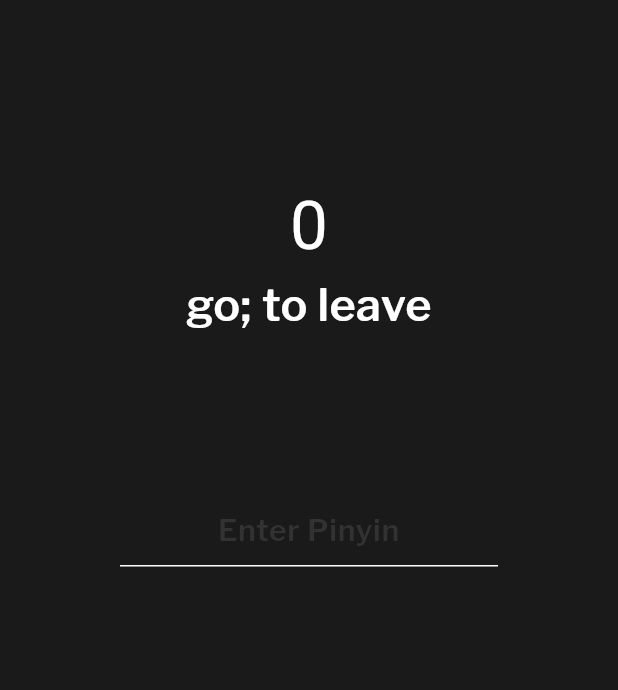
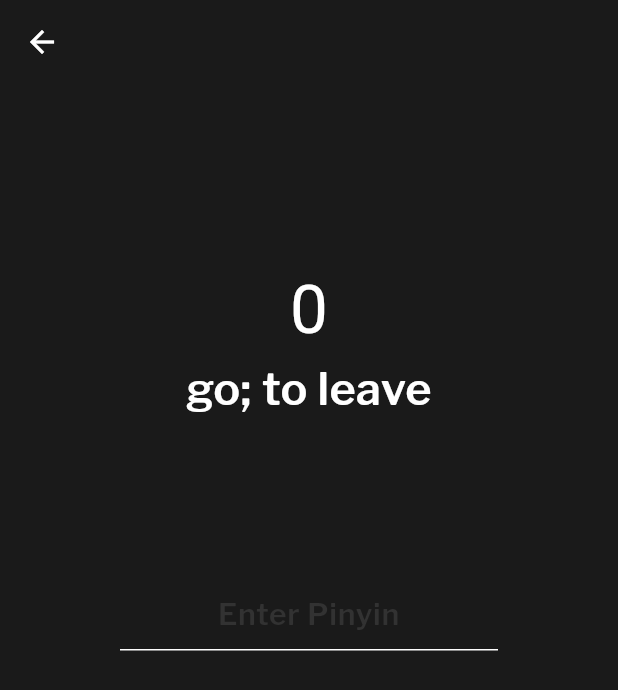
Before and after one commit to Bailsy/PinyinPal, a Flutter app: the FlashCardTimed screen opened directly, on a phone screen of 412 x 824 dp. Shown: the top 690 px of the screen. Run offline on Flutter 3.47's test engine with Material 3 defaults, Android fonts, the phone set to English and light mode, and no system bars; drawn by our look-alikes of auto_size_text; our stand-ins replace camera, confetti, fl_chart, flutter_dotenv, flutter_secure_storage, glassmorphism and 4 more; missing offline and left inert: google_mlkit_text_recognition, iconify_flutter, mysql1, neon, newton_particles, translator; accounts and stored records are empty; network calls fail.

Commit message:
little changes in selection page

```diff
--- a/graveyard/lessonprogression.dart
+++ b/graveyard/lessonprogression.dart
@@ -1,5 +1,5 @@
 import 'package:flutter/material.dart';
-import 'package:pinyinpal/pages/lessons/lesson1.dart';
+import 'lessons/lesson1.dart';
 import 'package:pinyinpal/widget/arrow.dart';
 import 'package:pinyinpal/widget/lessonbutton.dart';
 
--- a/lib/pages/games/flashcard/flashcardtimed.dart
+++ b/lib/pages/games/flashcard/flashcardtimed.dart
@@ -6,6 +6,7 @@ import 'package:flutter/material.dart';
 import 'package:line_awesome_flutter/line_awesome_flutter.dart';
 import 'package:pinyinpal/constants/colour.dart';
 import 'package:pinyinpal/pages/profile/profile.dart';
+import 'package:pinyinpal/widget/page_navbar.dart';
 import 'package:provider/provider.dart';
 
 // PinyinPal Imports
@@ -74,7 +75,11 @@ class _FlashCardTimedState extends State<FlashCardTimed> {
   Widget build(BuildContext context) {
     final flashCardModel = context.watch<FlashCardTimedModel>();
 
-    return Stack(
+    return Scaffold(
+        appBar: AppBar(
+          surfaceTintColor: Colors.transparent,
+        ),
+        body: Stack(
           children: <Widget>[
             Container(
               padding: EdgeInsets.only(
@@ -102,7 +107,8 @@ class _FlashCardTimedState extends State<FlashCardTimed> {
                           maxHeight: 100.0,
                         ),
                         child: AutoSizeText(
-                      flashCardModel.currTranslation, // Use currentHanzi here
+                          flashCardModel
+                              .currTranslation, // Use currentHanzi here
                           textAlign: TextAlign.center,
                           style: const TextStyle(
                             fontSize: StylingConstants.pFontSizeMedium,
@@ -149,6 +155,6 @@ class _FlashCardTimedState extends State<FlashCardTimed> {
               ),
             ),
           ],
-    );
+        ));
   }
 }
--- a/lib/pages/games/select_page.dart
+++ b/lib/pages/games/select_page.dart
@@ -21,7 +21,7 @@ class _SelectPageState extends State<SelectPage> {
         crossAxisCount: 2,
         mainAxisSpacing: 16.0,
         crossAxisSpacing: 16.0,
-        padding: EdgeInsets.all(16.0),
+        padding: EdgeInsets.all(30.0),
         children: [
           _buildGameElement(Ph.timer, 'Timed'),
           _buildGameElement(Ph.speaker_high, 'Spoken'),
@@ -47,7 +47,7 @@ class _SelectPageState extends State<SelectPage> {
           Navigator.push(
             context,
             MaterialPageRoute(
-              builder: (context) => gameName == 'FlashCard Timed'
+              builder: (context) => gameName == 'Timed'
                   ? const FlashCardTimedProvider()
                   : const FlashCardSpokenProvider(),
             ),
```
Also changed, not shown: lib/pages/games/flashcard/flashcardspoken.dart (+2 -16 lines), graveyard/lessons/lesson1.dart (renamed from lib/pages/lessons/lesson1.dart), 1 other file. Lines whose indentation alone changed are shown as unchanged.
